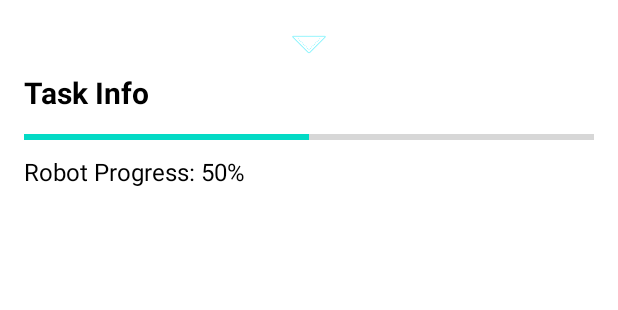
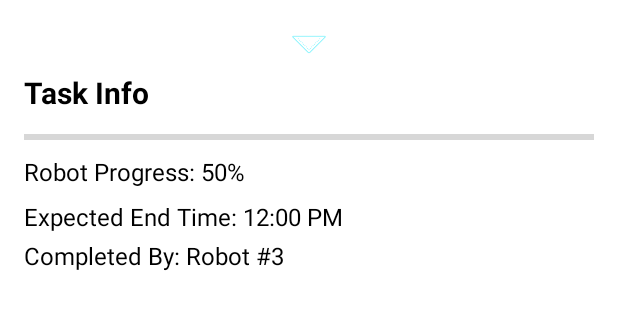
Before and after one commit to meldogdo/RoboNav, an Android app: the layout task_popup_layout.xml on its own in the app's theme, with its tools: preview values and no code run, on a phone screen of 412 x 824 dp. Shown: the top 310 px of the screen. Run offline under Robolectric (Android 15) with nearby library versions, the phone set to English and light mode, and no system bars.

Commit message:
Added dynamic icons for tasks
now tasks have dynamic icons depending on the progress field in the json data.

```diff
--- a/app/src/main/assets/tasks.json
+++ b/app/src/main/assets/tasks.json
@@ -3,13 +3,13 @@
     "id": "task_1",
     "name": "Deliver Supplies",
     "robot": "Robot #3",
-    "progress": 50
+    "progress": -2
   },
   {
     "id": "task_2",
     "name": "Transport Package",
     "robot": "Robot #1",
-    "progress": 30
+    "progress": -1
   },
   {
     "id": "task_3",
--- a/app/src/main/res/layout/task_popup_layout.xml
+++ b/app/src/main/res/layout/task_popup_layout.xml
@@ -31,7 +31,6 @@
         android:layout_width="match_parent"
         android:layout_height="wrap_content"
         android:layout_marginTop="8dp"
-        android:progress="50"
         android:max="100" />
 
     <TextView
@@ -43,4 +42,22 @@
         android:textSize="16sp"
         android:textColor="@color/black" />
 
+    <!-- New TextViews -->
+    <TextView
+        android:id="@+id/expected_end_time"
+        android:layout_width="wrap_content"
+        android:layout_height="wrap_content"
+        android:layout_marginTop="8dp"
+        android:text="Expected End Time: 12:00 PM"
+        android:textSize="16sp"
+        android:textColor="@color/black" />
+
+    <TextView
+        android:id="@+id/responsible_robot"
+        android:layout_width="wrap_content"
+        android:layout_height="wrap_content"
+        android:layout_marginTop="4dp"
+        android:text="Completed By: Robot #3"
+        android:textSize="16sp"
+        android:textColor="@color/black" />
 </LinearLayout>
```
Also changed, not shown: app/src/main/java/com/robonav/app/Task.java (+20 -5 lines), app/src/main/java/com/robonav/app/TaskAdapter.java (+30 -4 lines), app/src/main/res/layout/task_item.xml (+9 -1 lines), app/src/main/res/drawable/ic_error.png (added), app/src/main/res/drawable/ic_queue.png (added).
